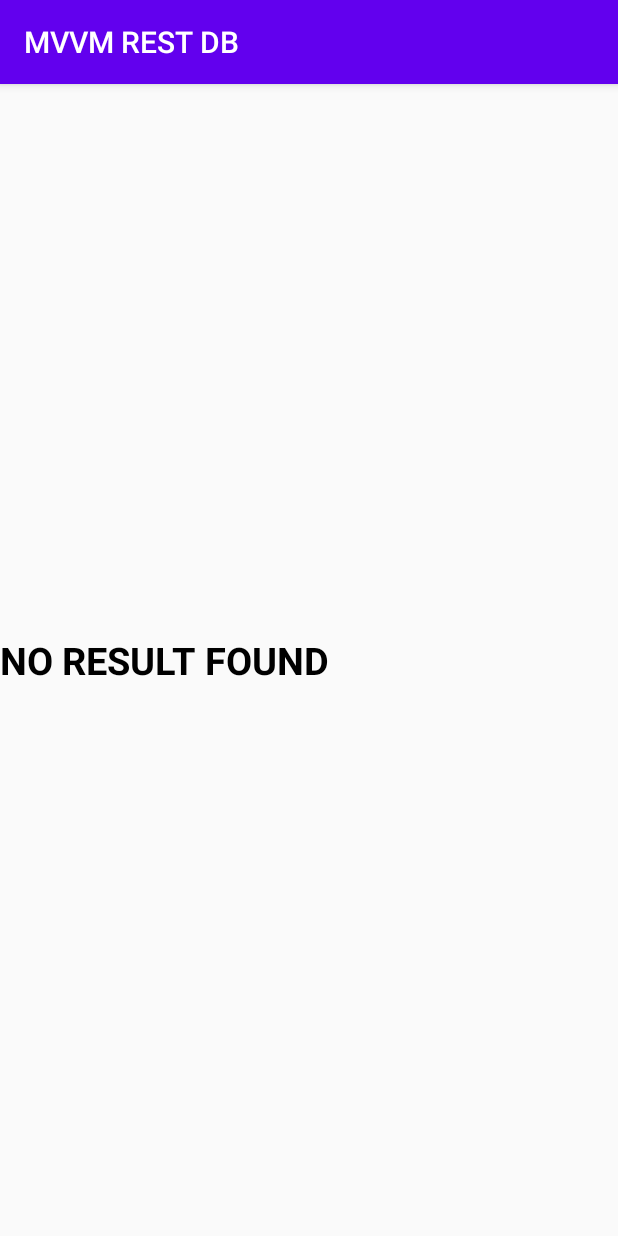
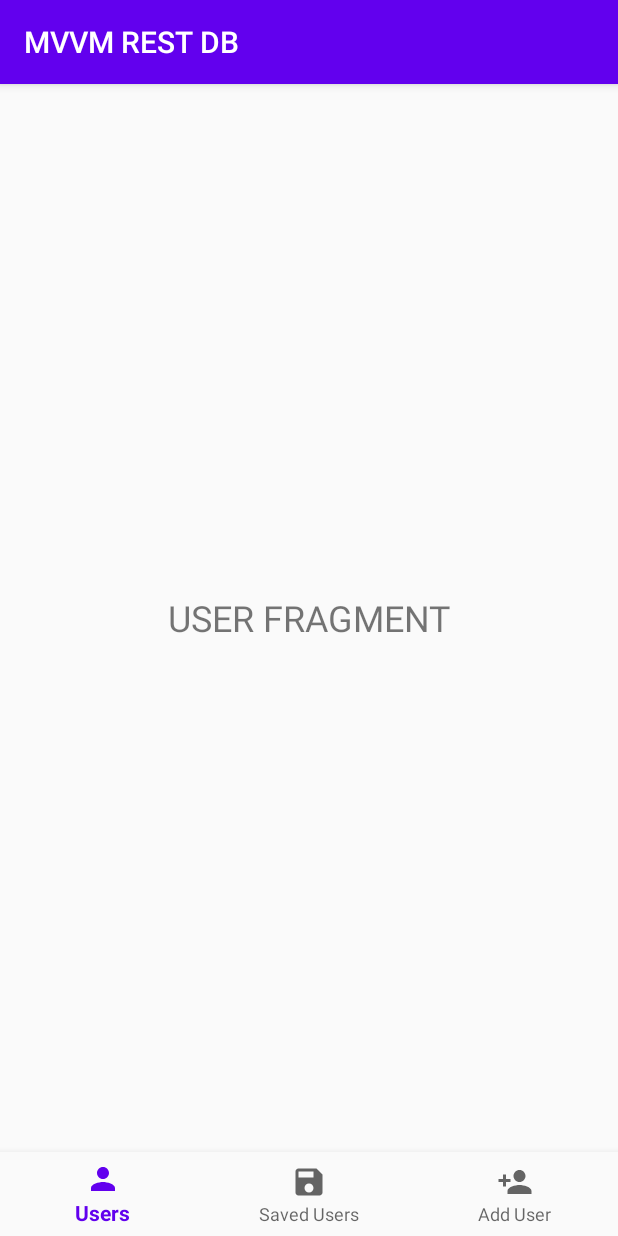
Before and after one commit to keennCaw/MVVM-Retrofit-Room, an Android app: the screen it shows after launch (MainActivity), on a phone screen of 412 x 824 dp. Run offline under Robolectric (Android 15) with nearby library versions, the phone set to English and light mode, and no system bars; our stand-ins replace navigation-ui.

Commit message:
added bottom navigation and 3 new fragments

```diff
--- a/app/build.gradle
+++ b/app/build.gradle
@@ -21,7 +21,7 @@ android {
         }
     }
 
-    compileOptions{
+    compileOptions {
         sourceCompatibility JavaVersion.VERSION_1_8
         targetCompatibility JavaVersion.VERSION_1_8
     }
@@ -32,6 +32,11 @@ dependencies {
 
     def lifecycle_version = "2.2.0"
     def room_version = "2.2.5"
+    def nav_version = "2.3.2"
+
+    // Java language implementation Navigation component
+    implementation "androidx.navigation:navigation-fragment:$nav_version"
+    implementation "androidx.navigation:navigation-ui:$nav_version"
 
     // CardView
     implementation "androidx.cardview:cardview:1.0.0"
@@ -42,6 +47,7 @@ dependencies {
     // LiveData
     implementation "androidx.lifecycle:lifecycle-livedata:$lifecycle_version"
     // Annotation processor
+    implementation 'androidx.legacy:legacy-support-v4:1.0.0'
     annotationProcessor "androidx.lifecycle:lifecycle-compiler:$lifecycle_version"
 
     // Room
--- a/app/src/main/java/com/keennhoward/mvvmrestdb/MainActivity.java
+++ b/app/src/main/java/com/keennhoward/mvvmrestdb/MainActivity.java
@@ -3,6 +3,9 @@ package com.keennhoward.mvvmrestdb;
 import androidx.appcompat.app.AppCompatActivity;
 import androidx.lifecycle.Observer;
 import androidx.lifecycle.ViewModelProvider;
+import androidx.navigation.NavController;
+import androidx.navigation.Navigation;
+import androidx.navigation.ui.NavigationUI;
 import androidx.recyclerview.widget.LinearLayoutManager;
 import androidx.recyclerview.widget.RecyclerView;
 
@@ -10,44 +13,21 @@ import android.os.Bundle;
 import android.view.View;
 import android.widget.TextView;
 
+import com.google.android.material.bottomnavigation.BottomNavigationView;
 import com.keennhoward.mvvmrestdb.model.Data;
 
 import java.util.List;
 
 public class MainActivity extends AppCompatActivity {
 
-    private List<Data> userList;
-    private UserViewModel userViewModel;
-
     @Override
     protected void onCreate(Bundle savedInstanceState) {
         super.onCreate(savedInstanceState);
         setContentView(R.layout.activity_main);
 
-        RecyclerView recyclerView = findViewById(R.id.recycleView);
-        final TextView noResultTextView = findViewById(R.id.noResultTextView);
+        BottomNavigationView bottomNavigationView = findViewById(R.id.bottom_navigation);
+        NavController navController = Navigation.findNavController(this,R.id.nav_host_fragment);
 
-        recyclerView.setLayoutManager(new LinearLayoutManager(this));
-        recyclerView.setHasFixedSize(true);
-
-        final UserResultsAdapter adapter = new UserResultsAdapter(this, userList);
-
-        recyclerView.setAdapter(adapter);
-
-        userViewModel = new ViewModelProvider(this, ViewModelProvider.AndroidViewModelFactory.getInstance(this.getApplication())).get(UserViewModel.class);
-
-        userViewModel.getUserResponseLiveData().observe(this, new Observer<List<Data>>() {
-            @Override
-            public void onChanged(List<Data> data) {
-                if(data != null){
-                    userList = data;
-                    adapter.setUserList(userList);
-                    noResultTextView.setVisibility(View.GONE);
-                }else {
-                    noResultTextView.setVisibility(View.VISIBLE);
-                }
-            }
-        });
-        userViewModel.init();
+        NavigationUI.setupWithNavController(bottomNavigationView,navController);
     }
 }
--- /dev/null
+++ b/app/src/main/java/com/keennhoward/mvvmrestdb/fragment/AddEditUserFragment.java
@@ -0,0 +1,21 @@
+package com.keennhoward.mvvmrestdb.fragment;
+
+import android.os.Bundle;
+
+import androidx.fragment.app.Fragment;
+
+import android.view.LayoutInflater;
+import android.view.View;
+import android.view.ViewGroup;
+
+import com.keennhoward.mvvmrestdb.R;
+
+public class AddEditUserFragment extends Fragment {
+
+    @Override
+    public View onCreateView(LayoutInflater inflater, ViewGroup container,
+                             Bundle savedInstanceState) {
+        // Inflate the layout for this fragment
+        return inflater.inflate(R.layout.fragment_add_edit_user, container, false);
+    }
+}
--- /dev/null
+++ b/app/src/main/java/com/keennhoward/mvvmrestdb/fragment/SavedUsersFragment.java
@@ -0,0 +1,21 @@
+package com.keennhoward.mvvmrestdb.fragment;
+
+import android.os.Bundle;
+
+import androidx.fragment.app.Fragment;
+
+import android.view.LayoutInflater;
+import android.view.View;
+import android.view.ViewGroup;
+
+import com.keennhoward.mvvmrestdb.R;
+
+
+public class SavedUsersFragment extends Fragment {
+    @Override
+    public View onCreateView(LayoutInflater inflater, ViewGroup container,
+                             Bundle savedInstanceState) {
+        // Inflate the layout for this fragment
+        return inflater.inflate(R.layout.fragment_saved_users, container, false);
+    }
+}
--- /dev/null
+++ b/app/src/main/java/com/keennhoward/mvvmrestdb/fragment/UsersFragment.java
@@ -0,0 +1,20 @@
+package com.keennhoward.mvvmrestdb.fragment;
+
+import android.os.Bundle;
+
+import androidx.fragment.app.Fragment;
+
+import android.view.LayoutInflater;
+import android.view.View;
+import android.view.ViewGroup;
+
+import com.keennhoward.mvvmrestdb.R;
+
+public class UsersFragment extends Fragment {
+    @Override
+    public View onCreateView(LayoutInflater inflater, ViewGroup container,
+                             Bundle savedInstanceState) {
+        // Inflate the layout for this fragment
+        return inflater.inflate(R.layout.fragment_users, container, false);
+    }
+}
--- /dev/null
+++ b/app/src/main/res/drawable/ic_person_add_black_24dp.xml
@@ -0,0 +1,9 @@
+<vector xmlns:android="http://schemas.android.com/apk/res/android"
+        android:width="24dp"
+        android:height="24dp"
+        android:viewportWidth="24.0"
+        android:viewportHeight="24.0">
+    <path
+        android:fillColor="#FF000000"
+        android:pathData="M15,12c2.21,0 4,-1.79 4,-4s-1.79,-4 -4,-4 -4,1.79 -4,4 1.79,4 4,4zM6,10L6,7L4,7v3L1,10v2h3v3h2v-3h3v-2L6,10zM15,14c-2.67,0 -8,1.34 -8,4v2h16v-2c0,-2.66 -5.33,-4 -8,-4z"/>
+</vector>
--- /dev/null
+++ b/app/src/main/res/drawable/ic_person_black_24dp.xml
@@ -0,0 +1,9 @@
+<vector xmlns:android="http://schemas.android.com/apk/res/android"
+        android:width="24dp"
+        android:height="24dp"
+        android:viewportWidth="24.0"
+        android:viewportHeight="24.0">
+    <path
+        android:fillColor="#FF000000"
+        android:pathData="M12,12c2.21,0 4,-1.79 4,-4s-1.79,-4 -4,-4 -4,1.79 -4,4 1.79,4 4,4zM12,14c-2.67,0 -8,1.34 -8,4v2h16v-2c0,-2.66 -5.33,-4 -8,-4z"/>
+</vector>
--- /dev/null
+++ b/app/src/main/res/drawable/ic_save_black_24dp.xml
@@ -0,0 +1,9 @@
+<vector xmlns:android="http://schemas.android.com/apk/res/android"
+        android:width="24dp"
+        android:height="24dp"
+        android:viewportWidth="24.0"
+        android:viewportHeight="24.0">
+    <path
+        android:fillColor="#FF000000"
+        android:pathData="M17,3L5,3c-1.11,0 -2,0.9 -2,2v14c0,1.1 0.89,2 2,2h14c1.1,0 2,-0.9 2,-2L21,7l-4,-4zM12,19c-1.66,0 -3,-1.34 -3,-3s1.34,-3 3,-3 3,1.34 3,3 -1.34,3 -3,3zM15,9L5,9L5,5h10v4z"/>
+</vector>
--- a/app/src/main/res/layout/activity_main.xml
+++ b/app/src/main/res/layout/activity_main.xml
@@ -6,26 +6,26 @@
     android:layout_height="match_parent"
     tools:context=".MainActivity">
 
-    <androidx.recyclerview.widget.RecyclerView
-        android:id="@+id/recycleView"
+
+    <com.google.android.material.bottomnavigation.BottomNavigationView
+        android:id="@+id/bottom_navigation"
         android:layout_width="match_parent"
         android:layout_height="wrap_content"
-        app:layout_constraintLeft_toLeftOf="parent"
-        app:layout_constraintRight_toRightOf="parent"
-        app:layout_constraintTop_toTopOf="parent" />
+        app:layout_constraintBottom_toBottomOf="parent"
+        app:layout_constraintEnd_toEndOf="parent"
+        app:layout_constraintStart_toStartOf="parent"
+        app:menu="@menu/bottom_nav_menu"
+        android:background="?android:attr/windowBackground"/>
 
-    <TextView
-        android:id="@+id/noResultTextView"
-        android:layout_width="match_parent"
-        android:layout_height="wrap_content"
-        android:text="NO RESULT FOUND"
-        android:textColor="#000"
-        android:textStyle="bold"
-        android:textSize="25sp"
-        android:visibility="gone"
-        app:layout_constraintBottom_toBottomOf="parent"
-        app:layout_constraintLeft_toLeftOf="parent"
-        app:layout_constraintRight_toRightOf="parent"
-        app:layout_constraintTop_toTopOf="parent" />
-
+    <fragment
+        android:id="@+id/nav_host_fragment"
+        android:name="androidx.navigation.fragment.NavHostFragment"
+        android:layout_width="0dp"
+        android:layout_height="0dp"
+        app:defaultNavHost="true"
+        app:layout_constraintBottom_toTopOf="@+id/bottom_navigation"
+        app:layout_constraintEnd_toEndOf="parent"
+        app:layout_constraintStart_toStartOf="parent"
+        app:layout_constraintTop_toTopOf="parent"
+        app:navGraph="@navigation/nav_graph" />
 </androidx.constraintlayout.widget.ConstraintLayout>
--- /dev/null
+++ b/app/src/main/res/layout/fragment_add_edit_user.xml
@@ -0,0 +1,16 @@
+<?xml version="1.0" encoding="utf-8"?>
+<FrameLayout xmlns:android="http://schemas.android.com/apk/res/android"
+    xmlns:tools="http://schemas.android.com/tools"
+    android:layout_width="match_parent"
+    android:layout_height="match_parent"
+    tools:context=".fragment.AddEditUserFragment">
+
+    <!-- TODO: Update blank fragment layout -->
+    <TextView
+        android:layout_width="match_parent"
+        android:layout_height="match_parent"
+        android:text="ADD/EDIT USER FRAGMENT"
+        android:gravity="center"
+        android:textSize="24dp" />
+
+</FrameLayout>
--- /dev/null
+++ b/app/src/main/res/layout/fragment_saved_users.xml
@@ -0,0 +1,16 @@
+<?xml version="1.0" encoding="utf-8"?>
+<FrameLayout xmlns:android="http://schemas.android.com/apk/res/android"
+    xmlns:tools="http://schemas.android.com/tools"
+    android:layout_width="match_parent"
+    android:layout_height="match_parent"
+    tools:context=".fragment.SavedUsersFragment">
+
+    <!-- TODO: Update blank fragment layout -->
+    <TextView
+        android:layout_width="match_parent"
+        android:layout_height="match_parent"
+        android:text="SAVED USERS FRAGMENT"
+        android:gravity="center"
+        android:textSize="24dp" />
+
+</FrameLayout>
--- /dev/null
+++ b/app/src/main/res/layout/fragment_users.xml
@@ -0,0 +1,15 @@
+<?xml version="1.0" encoding="utf-8"?>
+<FrameLayout xmlns:android="http://schemas.android.com/apk/res/android"
+    xmlns:tools="http://schemas.android.com/tools"
+    android:layout_width="match_parent"
+    android:layout_height="match_parent"
+    tools:context=".fragment.UsersFragment">
+
+    <TextView
+        android:layout_width="match_parent"
+        android:layout_height="match_parent"
+        android:text="USER FRAGMENT"
+        android:gravity="center"
+        android:textSize="24dp" />
+
+</FrameLayout>
--- /dev/null
+++ b/app/src/main/res/menu/bottom_nav_menu.xml
@@ -0,0 +1,17 @@
+<?xml version="1.0" encoding="utf-8"?>
+<menu xmlns:app="http://schemas.android.com/apk/res-auto"
+    xmlns:android="http://schemas.android.com/apk/res/android">
+
+    <item
+        android:id="@+id/usersFragment"
+        android:icon="@drawable/ic_person_black_24dp"
+        android:title="Users" />
+    <item
+        android:id="@+id/savedUsersFragment"
+        android:icon="@drawable/ic_save_black_24dp"
+        android:title="Saved Users"/>
+    <item
+        android:id="@+id/addEditUserFragment"
+        android:icon="@drawable/ic_person_add_black_24dp"
+        android:title="Add User"/>
+</menu>
--- /dev/null
+++ b/app/src/main/res/navigation/nav_graph.xml
@@ -0,0 +1,23 @@
+<?xml version="1.0" encoding="utf-8"?>
+<navigation xmlns:android="http://schemas.android.com/apk/res/android"
+    xmlns:app="http://schemas.android.com/apk/res-auto"
+    xmlns:tools="http://schemas.android.com/tools"
+    android:id="@+id/nav_graph"
+    app:startDestination="@id/usersFragment">
+
+    <fragment
+        android:id="@+id/usersFragment"
+        android:name="com.keennhoward.mvvmrestdb.fragment.UsersFragment"
+        android:label="fragment_users"
+        tools:layout="@layout/fragment_users" />
+    <fragment
+        android:id="@+id/savedUsersFragment"
+        android:name="com.keennhoward.mvvmrestdb.fragment.SavedUsersFragment"
+        android:label="fragment_saved_users"
+        tools:layout="@layout/fragment_saved_users" />
+    <fragment
+        android:id="@+id/addEditUserFragment"
+        android:name="com.keennhoward.mvvmrestdb.fragment.AddEditUserFragment"
+        android:label="fragment_add_edit_user"
+        tools:layout="@layout/fragment_add_edit_user" />
+</navigation>
--- a/app/src/main/res/values/strings.xml
+++ b/app/src/main/res/values/strings.xml
@@ -1,3 +1,6 @@
 <resources>
     <string name="app_name">MVVM REST DB</string>
+
+    <!-- TODO: Remove or change this placeholder text -->
+    <string name="hello_blank_fragment">Hello blank fragment</string>
 </resources>
```
